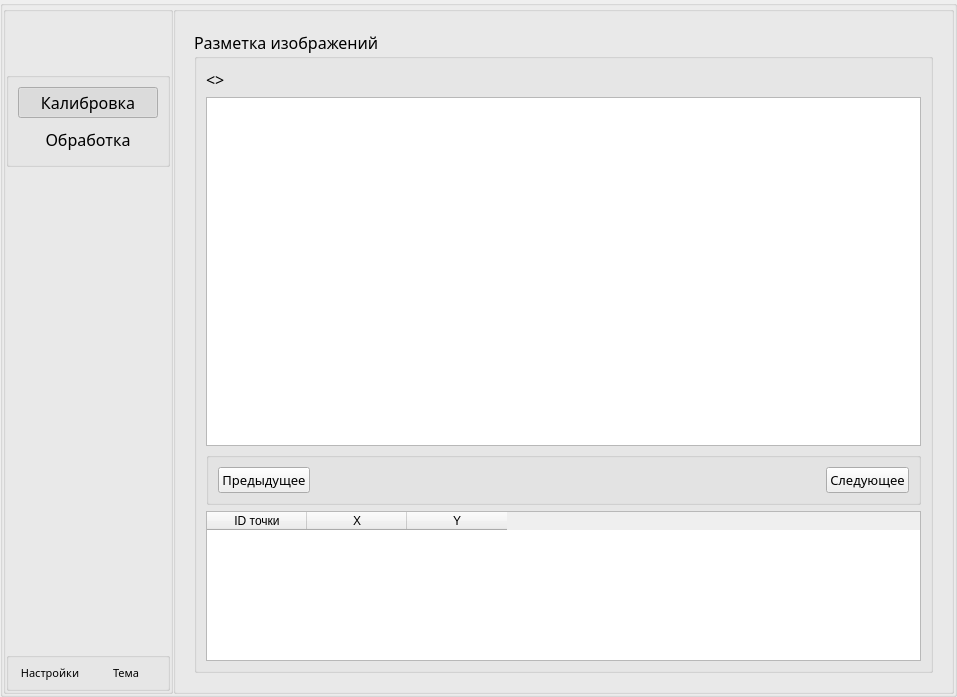
cloudsucker/archpoint, file ui/forms/form.ui: the form before one commit.
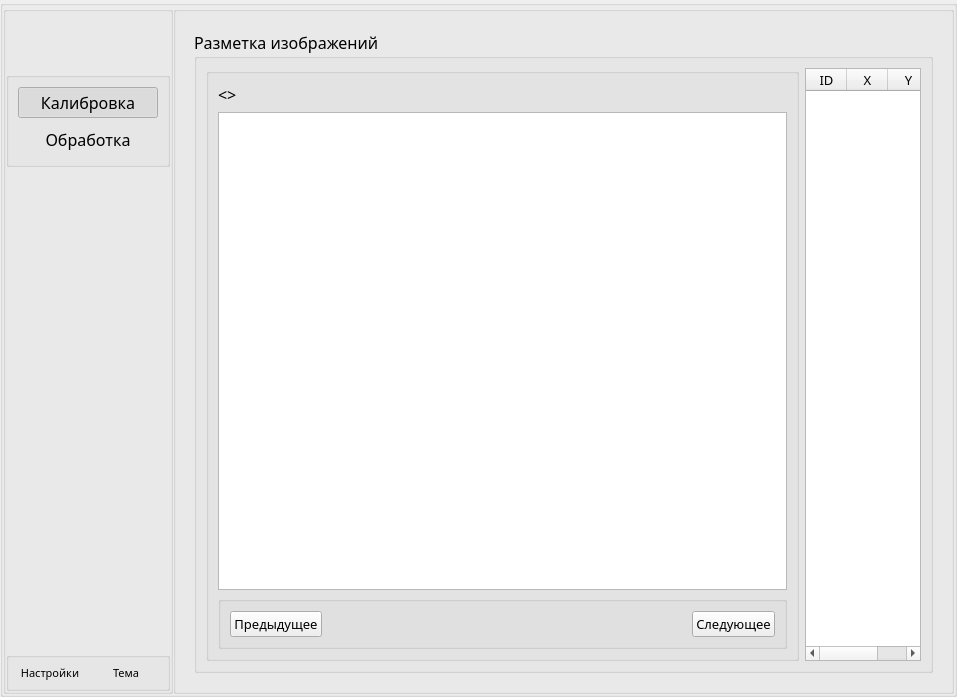
The form after the commit.

Commit message: refactor: Replace dot table. Improve table styles.

Diff of the .ui file:
```diff
--- a/ui/forms/form.ui
+++ b/ui/forms/form.ui
@@ -2023,7 +2023,16 @@
                <property name="title">
                 <string>Разметка изображений</string>
                </property>
-               <layout class="QVBoxLayout" name="verticalLayout_28">
+               <layout class="QHBoxLayout" name="horizontalLayout_21">
+                <item>
+                 <widget class="QGroupBox" name="groupBox_dotsCreatorImagePreviewField">
+                  <property name="title">
+                   <string/>
+                  </property>
+                  <property name="flat">
+                   <bool>true</bool>
+                  </property>
+                  <layout class="QVBoxLayout" name="verticalLayout_34">
                 <item>
                  <widget class="QLabel" name="label_imageDotsCreator_ImageName">
                   <property name="text">
@@ -2085,17 +2094,26 @@
                   </layout>
                  </widget>
                 </item>
+                  </layout>
+                 </widget>
+                </item>
                 <item>
                  <widget class="QTableWidget" name="tableWidget_imageDotsCreator_DotsData">
-                  <property name="maximumSize">
-                   <size>
-                    <width>16777215</width>
-                    <height>150</height>
-                   </size>
+                  <property name="font">
+                   <font>
+                    <family>Rubik</family>
+                    <pointsize>10</pointsize>
+                   </font>
                   </property>
+                  <attribute name="horizontalHeaderDefaultSectionSize">
+                   <number>40</number>
+                  </attribute>
+                  <attribute name="verticalHeaderDefaultSectionSize">
+                   <number>20</number>
+                  </attribute>
                   <column>
                    <property name="text">
-                    <string>ID точки</string>
+                    <string>ID</string>
                    </property>
                   </column>
                   <column>
```
Lines whose indentation alone changed are shown as unchanged. The commit also changes 1 other file.
